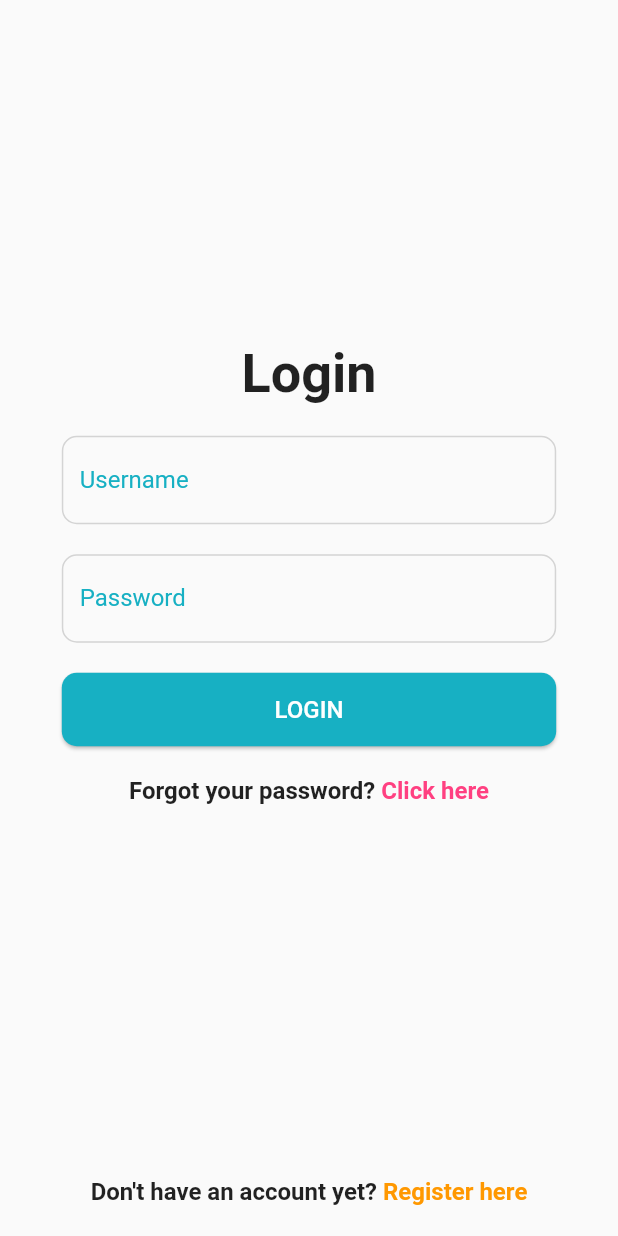
After one commit to coding-hub-org/deliverIt-flutter, a Flutter app: the LoginScreen screen opened by its route, on a phone screen of 412 x 824 dp. The commit adds this screen. Run offline on Flutter 3.47's test engine with Material 2 defaults, Android fonts, the phone set to English and light mode, and no system bars; our stand-ins replace bloc, flutter_bloc, shared_preferences; accounts and stored records are empty; statements that could not run were skipped.

Commit message:
refactor login screen

```diff
--- a/lib/screens/login_screen.dart
+++ b/lib/screens/login_screen.dart
@@ -1,4 +1,5 @@
 import 'package:deliverit/blocs/login/login.dart';
+import 'package:deliverit/widgets/login_form.dart';
 import 'package:flutter/cupertino.dart';
 import 'package:flutter/material.dart';
 
@@ -33,108 +34,6 @@ class _LoginScreenState extends State<LoginScreen> {
     super.dispose();
   }
 
-  Column _buildLoginForm(
-      BuildContext context,
-      double margin,
-      TextEditingController usernameController,
-      TextEditingController passwordController,
-      TextStyle questionStyle) {
-    return Column(
-      mainAxisAlignment: MainAxisAlignment.center,
-      crossAxisAlignment: CrossAxisAlignment.center,
-      children: <Widget>[
-        Expanded(
-          child: Padding(
-            padding: EdgeInsets.symmetric(
-                horizontal: MediaQuery.of(context).size.width * 0.1),
-            child: Column(
-              crossAxisAlignment: CrossAxisAlignment.center,
-              mainAxisAlignment: MainAxisAlignment.center,
-              children: <Widget>[
-                Center(
-                    child: Text(
-                  "Login",
-                  style: TextStyle(fontSize: 36, fontWeight: FontWeight.bold),
-                )),
-                Container(
-                    margin: EdgeInsets.only(top: margin),
-                    child: TextFormField(
-                        controller: usernameController,
-                        decoration: InputDecoration(
-                          labelText: "Username",
-                        ))),
-                Container(
-                    margin: EdgeInsets.only(top: margin),
-                    child: TextFormField(
-                      controller: passwordController,
-                      obscureText: true,
-                      decoration: InputDecoration(labelText: "Password"),
-                    )),
-                Container(
-                  width: MediaQuery.of(context).size.width * 0.9,
-                  margin: EdgeInsets.only(top: margin),
-                  child: RaisedButton(
-                    padding: EdgeInsets.symmetric(vertical: 15, horizontal: 10),
-                    elevation: 1,
-                    highlightElevation: 1,
-                    shape: RoundedRectangleBorder(
-                        borderRadius: BorderRadius.circular(10)),
-                    onPressed: () {
-                      loginBloc.dispatch(LoginButtonPressed(
-                          username: "dsadas", password: "dasdasd"));
-                    },
-                    child: Text(
-                      "LOGIN",
-                      style: TextStyle(color: Colors.white, fontSize: 16),
-                    ),
-                  ),
-                ),
-                Container(
-                  margin: EdgeInsets.only(top: margin),
-                  child: Row(
-                    mainAxisAlignment: MainAxisAlignment.center,
-                    children: <Widget>[
-                      Text(
-                        "Forgot your password? ",
-                        style: questionStyle,
-                      ),
-                      Text(
-                        "Click here",
-                        style: questionStyle.copyWith(color: Colors.pinkAccent),
-                      )
-                    ],
-                  ),
-                )
-              ],
-            ),
-          ),
-        ),
-        Container(
-          margin: EdgeInsets.only(top: margin, bottom: margin),
-          child: Row(
-            mainAxisAlignment: MainAxisAlignment.center,
-            children: <Widget>[
-              Text(
-                "Don't have an account yet? ",
-                style: questionStyle,
-              ),
-              GestureDetector(
-                onTap: () {
-                  print("Register tapped");
-                  Navigator.of(context).pushNamed('/signup');
-                },
-                child: Text(
-                  "Register here",
-                  style: questionStyle.copyWith(color: Colors.orange),
-                ),
-              ),
-            ],
-          ),
-        )
-      ],
-    );
-  }
-
   Center _buildLoadingOverlay() {
     return Center(
       child: Container(
@@ -161,8 +60,13 @@ class _LoginScreenState extends State<LoginScreen> {
         if (state is LoginInitial) {
           return Scaffold(
             body: SafeArea(
-              child: _buildLoginForm(context, margin, usernameController,
-                  passwordController, questionStyle),
+              child: LoginForm(
+                  loginBloc: loginBloc,
+                  context: context,
+                  margin: margin,
+                  usernameController: usernameController,
+                  passwordController: passwordController,
+                  questionStyle: questionStyle),
             ),
           );
         }
@@ -171,8 +75,13 @@ class _LoginScreenState extends State<LoginScreen> {
             body: SafeArea(
               child: Stack(
                 children: <Widget>[
-                  _buildLoginForm(context, margin, usernameController,
-                      passwordController, questionStyle),
+                  LoginForm(
+                      loginBloc: loginBloc,
+                      context: context,
+                      margin: margin,
+                      usernameController: usernameController,
+                      passwordController: passwordController,
+                      questionStyle: questionStyle),
                   _buildLoadingOverlay()
                 ],
               ),
--- /dev/null
+++ b/lib/widgets/login_form.dart
@@ -0,0 +1,109 @@
+import 'package:deliverit/blocs/login/login.dart';
+import 'package:deliverit/widgets/raised_button_di.dart';
+import 'package:flutter/material.dart';
+
+class LoginForm extends StatelessWidget {
+  const LoginForm({
+    Key key,
+    @required this.loginBloc,
+    @required this.context,
+    @required this.margin,
+    @required this.usernameController,
+    @required this.passwordController,
+    @required this.questionStyle,
+  }) : super(key: key);
+
+  final LoginBloc loginBloc;
+  final BuildContext context;
+  final double margin;
+  final TextEditingController usernameController;
+  final TextEditingController passwordController;
+  final TextStyle questionStyle;
+
+  @override
+  Widget build(BuildContext context) {
+    return Column(
+      mainAxisAlignment: MainAxisAlignment.center,
+      crossAxisAlignment: CrossAxisAlignment.center,
+      children: <Widget>[
+        Expanded(
+          child: Padding(
+            padding: EdgeInsets.symmetric(
+                horizontal: MediaQuery.of(context).size.width * 0.1),
+            child: Column(
+              crossAxisAlignment: CrossAxisAlignment.center,
+              mainAxisAlignment: MainAxisAlignment.center,
+              children: <Widget>[
+                Center(
+                    child: Text(
+                  "Login",
+                  style: TextStyle(fontSize: 36, fontWeight: FontWeight.bold),
+                )),
+                Container(
+                    margin: EdgeInsets.only(top: margin),
+                    child: TextFormField(
+                        controller: usernameController,
+                        decoration: InputDecoration(
+                          labelText: "Username",
+                        ))),
+                Container(
+                    margin: EdgeInsets.only(top: margin),
+                    child: TextFormField(
+                      controller: passwordController,
+                      obscureText: true,
+                      decoration: InputDecoration(labelText: "Password"),
+                    )),
+                Container(
+                  margin: EdgeInsets.only(top: margin),
+                  child: RaisedButtonDI(
+                    loginBloc: loginBloc,
+                    text: "LOGIN",
+                    width: MediaQuery.of(context).size.width * 0.9,
+                  ),
+                ),
+                Container(
+                  margin: EdgeInsets.only(top: margin),
+                  child: Row(
+                    mainAxisAlignment: MainAxisAlignment.center,
+                    children: <Widget>[
+                      Text(
+                        "Forgot your password? ",
+                        style: questionStyle,
+                      ),
+                      Text(
+                        "Click here",
+                        style: questionStyle.copyWith(color: Colors.pinkAccent),
+                      )
+                    ],
+                  ),
+                )
+              ],
+            ),
+          ),
+        ),
+        Container(
+          margin: EdgeInsets.only(top: margin, bottom: margin),
+          child: Row(
+            mainAxisAlignment: MainAxisAlignment.center,
+            children: <Widget>[
+              Text(
+                "Don't have an account yet? ",
+                style: questionStyle,
+              ),
+              GestureDetector(
+                onTap: () {
+                  print("Register tapped");
+                  Navigator.of(context).pushNamed('/signup');
+                },
+                child: Text(
+                  "Register here",
+                  style: questionStyle.copyWith(color: Colors.orange),
+                ),
+              ),
+            ],
+          ),
+        )
+      ],
+    );
+  }
+}
--- /dev/null
+++ b/lib/widgets/raised_button_di.dart
@@ -0,0 +1,38 @@
+import 'package:deliverit/blocs/login/login.dart';
+import 'package:flutter/material.dart';
+
+class RaisedButtonDI extends StatelessWidget {
+  const RaisedButtonDI(
+      {Key key,
+      @required this.text,
+      @required this.loginBloc,
+      this.width = 300})
+      : assert(text != null),
+        assert(loginBloc != null),
+        super(key: key);
+
+  final LoginBloc loginBloc;
+  final String text;
+  final double width;
+
+  @override
+  Widget build(BuildContext context) {
+    return Container(
+        width: width,
+        child: RaisedButton(
+          padding: EdgeInsets.symmetric(vertical: 15, horizontal: 10),
+          elevation: 1,
+          highlightElevation: 1,
+          shape:
+              RoundedRectangleBorder(borderRadius: BorderRadius.circular(10)),
+          onPressed: () {
+            loginBloc.dispatch(
+                LoginButtonPressed(username: "dsadas", password: "dasdasd"));
+          },
+          child: Text(
+            text,
+            style: TextStyle(color: Colors.white, fontSize: 16),
+          ),
+        ));
+  }
+}
```
